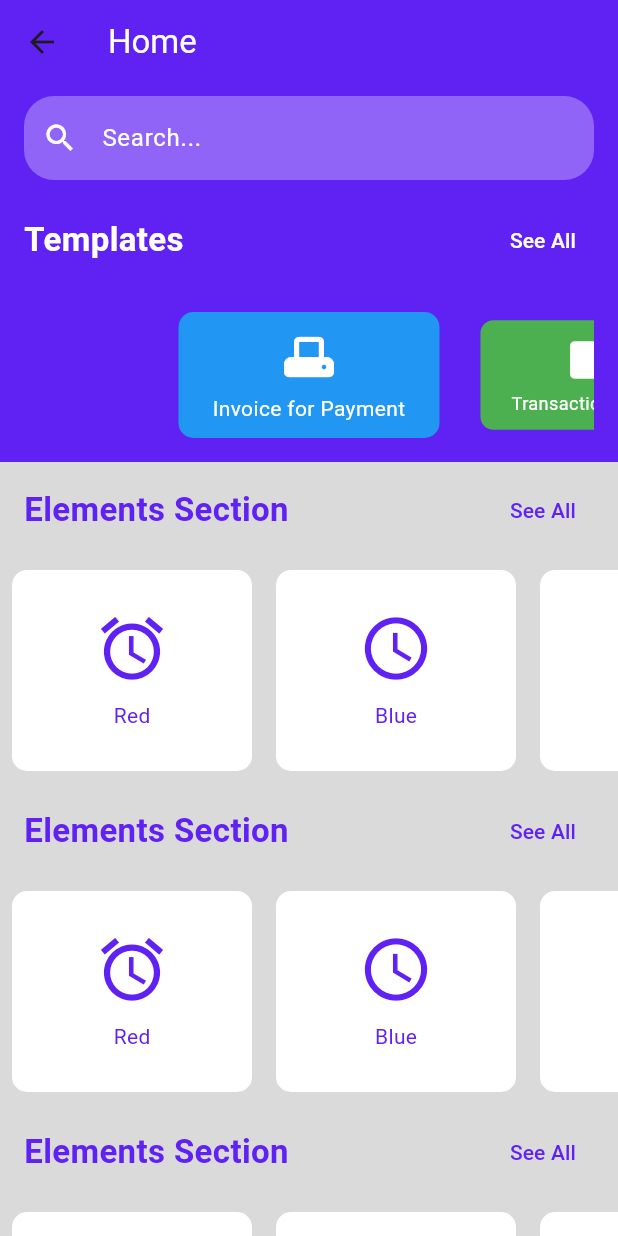
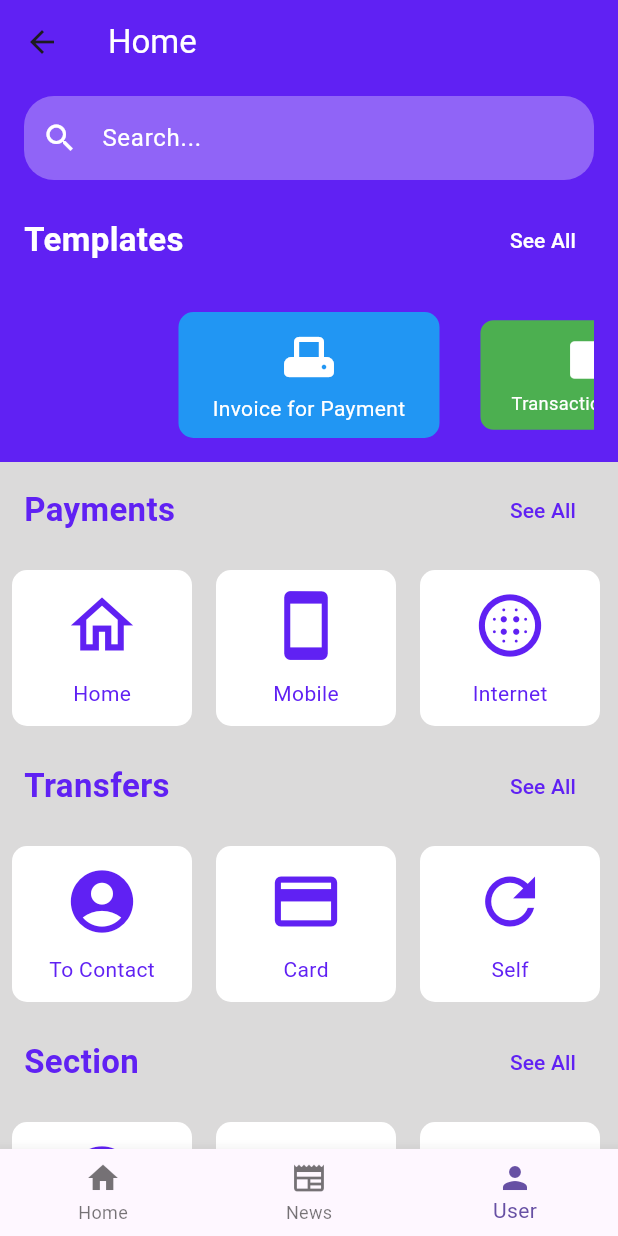
Before and after one commit to msibly/sample_flutter_app_with_web_app, a Flutter app: the Home screen opened directly, on a phone screen of 412 x 824 dp. Run offline on Flutter 3.47's test engine with Material 3 defaults, Android fonts, the phone set to English and light mode, and no system bars; drawn by our look-alikes of carousel_slider; our stand-ins replace fluttertoast.

Commit message:
grid List, grid size  updated

```diff
--- a/lib/home.dart
+++ b/lib/home.dart
@@ -2,21 +2,30 @@ import 'package:flutter/material.dart';
 import 'package:carousel_slider/carousel_slider.dart';
 import 'package:flutter/widgets.dart';
 
-class Home extends StatelessWidget {
+class Home extends StatefulWidget {
+  const Home({Key? key}) : super(key: key);
   // Define a data model for each item in the list
+  @override
+  State<Home> createState() => _Home();
+}
+
+class _Home extends State<Home> {
+  int myIndex = 0;
+  final List<Map<String, dynamic>> paymentList = [
+    {'icon': Icons.home_outlined, 'text': 'Home'},
+    {'icon': Icons.smartphone, 'text': 'Mobile'},
+    {'icon': Icons.blur_circular, 'text': 'Internet'},
+    {'icon': Icons.home_max_rounded, 'text': 'Braodband'},
+    {'icon': Icons.account_balance_wallet, 'text': 'Credit'},
+  ];
   final List<Map<String, dynamic>> itemList = [
-    {'color': Colors.red, 'icon': Icons.access_alarm, 'text': 'Red'},
-    {'color': Colors.blue, 'icon': Icons.access_time, 'text': 'Blue'},
-    {'color': Colors.green, 'icon': Icons.accessibility_new, 'text': 'Green'},
-    {'color': Colors.yellow, 'icon': Icons.account_circle, 'text': 'Yellow'},
-    {
-      'color': Colors.orange,
-      'icon': Icons.account_balance_wallet,
-      'text': 'Orange'
-    },
+    {'icon': Icons.account_circle, 'text': 'To Contact'},
+    {'icon': Icons.credit_card, 'text': 'Card'},
+    {'icon': Icons.refresh, 'text': 'Self'},
+    {'icon': Icons.outbond_rounded, 'text': 'Optional'},
   ];
-  @override
   Widget build(BuildContext context) {
+    var size = MediaQuery.of(context).size;
     return Scaffold(
       backgroundColor: Color.fromARGB(255, 219, 218, 218),
       appBar: AppBar(
@@ -107,7 +116,7 @@ class Home extends StatelessWidget {
               mainAxisAlignment: MainAxisAlignment.spaceBetween,
               children: [
                 Text(
-                  'Elements Section',
+                  'Payments',
                   style: TextStyle(
                       fontSize: 22,
                       fontWeight: FontWeight.bold,
@@ -126,15 +135,15 @@ class Home extends StatelessWidget {
             ),
           ),
           SizedBox(
-            height: 150, // Set the height of the grid
+            height: 120, // Set the height of the grid
             child: ListView(
-              // This next line does the trick.
+              // First grid
               scrollDirection: Axis.horizontal,
-              children: itemList.map((item) {
+              children: paymentList.map((item) {
                 return Padding(
                   padding: const EdgeInsets.all(8.0), // Add padding here
                   child: Container(
-                    width: 160,
+                    width: 120,
                     decoration: BoxDecoration(
                       color: Colors.white,
                       borderRadius:
@@ -164,7 +173,7 @@ class Home extends StatelessWidget {
               mainAxisAlignment: MainAxisAlignment.spaceBetween,
               children: [
                 Text(
-                  'Elements Section',
+                  'Transfers',
                   style: TextStyle(
                       fontSize: 22,
                       fontWeight: FontWeight.bold,
@@ -183,7 +192,7 @@ class Home extends StatelessWidget {
             ),
           ),
           SizedBox(
-            height: 150, // Set the height of the grid
+            height: 120, // Set the height of the grid
             child: ListView(
               // This next line does the trick.
               scrollDirection: Axis.horizontal,
@@ -191,7 +200,7 @@ class Home extends StatelessWidget {
                 return Padding(
                   padding: const EdgeInsets.all(8.0), // Add padding here
                   child: Container(
-                    width: 160,
+                    width: 120,
                     decoration: BoxDecoration(
                       color: Colors.white,
                       borderRadius:
@@ -221,7 +230,7 @@ class Home extends StatelessWidget {
               mainAxisAlignment: MainAxisAlignment.spaceBetween,
               children: [
                 Text(
-                  'Elements Section',
+                  'Section',
                   style: TextStyle(
                       fontSize: 22,
                       fontWeight: FontWeight.bold,
@@ -240,7 +249,7 @@ class Home extends StatelessWidget {
             ),
           ),
           SizedBox(
-            height: 150, // Set the height of the grid
+            height: 120, // Set the height of the grid
             child: ListView(
               // This next line does the trick.
               scrollDirection: Axis.horizontal,
@@ -248,7 +257,7 @@ class Home extends StatelessWidget {
                 return Padding(
                   padding: const EdgeInsets.all(8.0), // Add padding here
                   child: Container(
-                    width: 160,
+                    width: 120,
                     decoration: BoxDecoration(
                       color: Colors.white,
                       borderRadius:
@@ -272,6 +281,18 @@ class Home extends StatelessWidget {
               }).toList(),
             ),
           ),
+        ],
+      ),
+      bottomNavigationBar: BottomNavigationBar(
+        onTap: (index) {
+          setState(() {});
+          int myIndex = index;
+        },
+        currentIndex: 2,
+        items: [
+          BottomNavigationBarItem(icon: Icon(Icons.home), label: 'Home'),
+          BottomNavigationBarItem(icon: Icon(Icons.newspaper), label: 'News'),
+          BottomNavigationBarItem(icon: Icon(Icons.person), label: 'User')
         ],
       ),
     );
```
